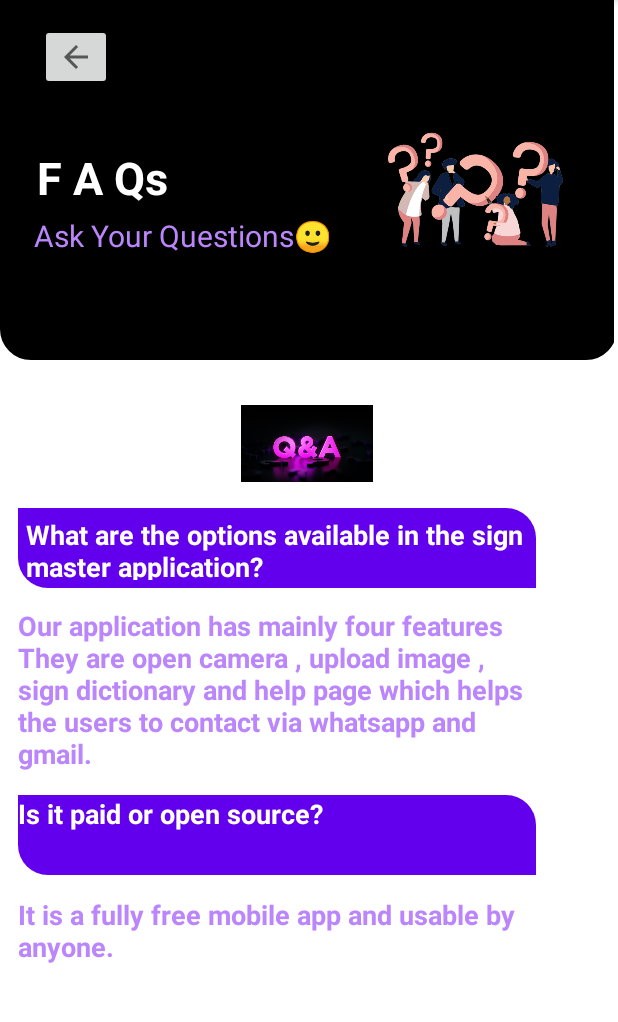
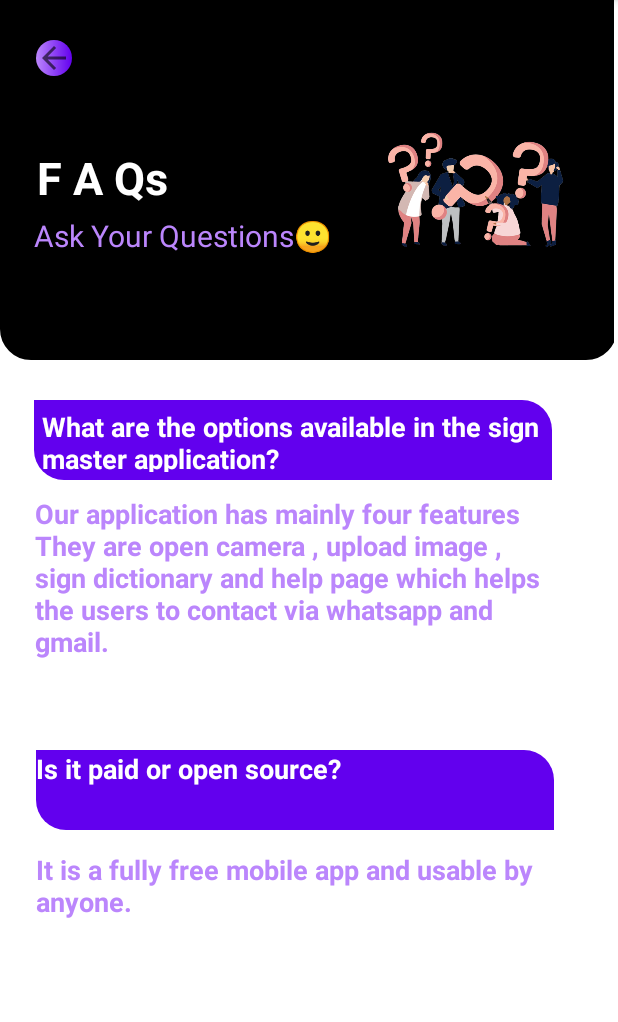
Before and after one commit to e-d-dyanfernando/PentaZen, an Android app: the FaqActivity screen opened directly, with no data from a screen before it, on a phone screen of 412 x 824 dp, the part 84-1106 px from its top. Run offline under Robolectric (Android 15) with nearby library versions, the phone set to English and light mode, and no system bars.

Commit message:
Updated all button functionalities

```diff
--- a/app/src/main/java/com/example/sign_master_v1/Dictionary_page_two.kt
+++ b/app/src/main/java/com/example/sign_master_v1/Dictionary_page_two.kt
@@ -10,7 +10,7 @@ class Dictionary_page_two : AppCompatActivity() {
         super.onCreate(savedInstanceState)
         setContentView(R.layout.activity_dictionary_page_two)
 
-        val bkBtnDic2 = findViewById<ImageButton>(R.id.bk_btn_dic2)
+        val bkBtnDic2 = findViewById<ImageButton>(R.id.bk_btn_help)
 
         bkBtnDic2.setOnClickListener {
             val dic_bkBtn2 = Intent(this, dictionary::class.java)
--- a/app/src/main/java/com/example/sign_master_v1/FaqActivity.kt
+++ b/app/src/main/java/com/example/sign_master_v1/FaqActivity.kt
@@ -10,7 +10,7 @@ class FaqActivity : AppCompatActivity() {
         super.onCreate(savedInstanceState)
         setContentView(R.layout.activity_faq)
 
-        val bkBtnFaq = findViewById<ImageButton>(R.id.bk_btn_faq)
+        val bkBtnFaq = findViewById<ImageButton>(R.id.bk_btn_dic2)
 
         bkBtnFaq.setOnClickListener {
             val FAQ_bkBtn = Intent(this, Help::class.java)
--- a/app/src/main/java/com/example/sign_master_v1/dictionary.kt
+++ b/app/src/main/java/com/example/sign_master_v1/dictionary.kt
@@ -11,7 +11,7 @@ class dictionary : AppCompatActivity() {
         super.onCreate(savedInstanceState)
         setContentView(R.layout.activity_dictionary)
 
-        val bkBtnDic = findViewById<ImageButton>(R.id.bk_btn_dic)
+        val bkBtnDic = findViewById<ImageButton>(R.id.bk_btn_help)
 
         bkBtnDic.setOnClickListener {
             val Dic_bkBtn = Intent(this, MainActivity::class.java)
--- /dev/null
+++ b/app/src/main/res/drawable/custom_button.xml
@@ -0,0 +1,7 @@
+<?xml version="1.0" encoding="utf-8"?>
+<shape
+    xmlns:android="http://schemas.android.com/apk/res/android" android:shape="oval">
+    <gradient android:startColor="@color/purple_200" android:endColor="@color/purple_500"/>
+
+
+</shape>
--- /dev/null
+++ b/app/src/main/res/drawable/custom_button_two.xml
@@ -0,0 +1,6 @@
+<?xml version="1.0" encoding="utf-8"?>
+<shape
+    xmlns:android="http://schemas.android.com/apk/res/android" android:shape="rectangle">
+    <corners android:radius="150dp"/>
+
+</shape>
--- a/app/src/main/res/layout/activity_faq.xml
+++ b/app/src/main/res/layout/activity_faq.xml
@@ -41,29 +41,29 @@
             app:layout_constraintVertical_bias="0.05"
             app:srcCompat="@drawable/faqs" />
 
+
         <TextView
             android:id="@+id/camera_output"
             android:layout_width="345dp"
             android:layout_height="53dp"
-            android:layout_marginBottom="408dp"
+            android:layout_marginBottom="480dp"
             android:background="@drawable/radius"
             android:padding="5dp"
             android:text="@string/what_are_the_options_available_in_the_sign_master_application"
+            android:textColor="@color/white"
             android:textSize="18sp"
             android:textStyle="bold"
-            android:textColor="@color/white"
             app:layout_constraintBottom_toBottomOf="parent"
             app:layout_constraintEnd_toEndOf="parent"
-            app:layout_constraintHorizontal_bias="0.185"
+            app:layout_constraintHorizontal_bias="0.359"
             app:layout_constraintStart_toStartOf="parent"
             tools:ignore="TextContrastCheck" />
 
-
         <TextView
             android:id="@+id/textView2"
-            android:layout_width="339dp"
-            android:layout_height="111dp"
-            android:layout_marginBottom="284dp"
+            android:layout_width="344dp"
+            android:layout_height="114dp"
+            android:layout_marginBottom="356dp"
             android:background="@drawable/rectangle_shape"
             android:text="@string/our_application_has_mainly_four_features_they_are_open_camera_upload_image_sign_dictionary_and_help_page_which_helps_the_users_to_contact_via_whatsapp_and_gmail"
             android:textColor="@color/purple_200"
@@ -71,7 +71,7 @@
             android:textStyle="bold"
             app:layout_constraintBottom_toBottomOf="parent"
             app:layout_constraintEnd_toEndOf="parent"
-            app:layout_constraintHorizontal_bias="0.171"
+            app:layout_constraintHorizontal_bias="0.353"
             app:layout_constraintStart_toStartOf="parent"
             tools:ignore="TextContrastCheck" />
 
@@ -86,10 +86,10 @@
             android:textStyle="bold"
             app:layout_constraintBottom_toBottomOf="parent"
             app:layout_constraintEnd_toEndOf="parent"
-            app:layout_constraintHorizontal_bias="0.187"
+            app:layout_constraintHorizontal_bias="0.375"
             app:layout_constraintStart_toStartOf="parent"
             app:layout_constraintTop_toTopOf="parent"
-            app:layout_constraintVertical_bias="0.71"
+            app:layout_constraintVertical_bias="0.67"
             tools:ignore="TextContrastCheck" />
 
         <TextView
@@ -103,23 +103,11 @@
             android:textStyle="bold"
             app:layout_constraintBottom_toBottomOf="parent"
             app:layout_constraintEnd_toEndOf="parent"
-            app:layout_constraintHorizontal_bias="0.187"
+            app:layout_constraintHorizontal_bias="0.375"
             app:layout_constraintStart_toStartOf="parent"
             app:layout_constraintTop_toTopOf="parent"
-            app:layout_constraintVertical_bias="0.8"
+            app:layout_constraintVertical_bias="0.76"
             tools:ignore="TextContrastCheck" />
-
-        <ImageView
-            android:id="@+id/imageView"
-            android:layout_width="145dp"
-            android:layout_height="51dp"
-            android:contentDescription="@string/todo"
-            app:layout_constraintBottom_toBottomOf="parent"
-            app:layout_constraintEnd_toEndOf="parent"
-            app:layout_constraintStart_toStartOf="parent"
-            app:layout_constraintTop_toTopOf="parent"
-            app:layout_constraintVertical_bias="0.361"
-            app:srcCompat="@drawable/qa" />
 
         <TextView
             android:id="@+id/help_desc"
@@ -138,16 +126,19 @@
             app:layout_constraintVertical_bias="0.189" />
 
         <ImageButton
-            android:id="@+id/bk_btn_faq"
+            android:id="@+id/bk_btn_dic2"
             android:layout_width="wrap_content"
             android:layout_height="wrap_content"
+            android:background="@drawable/custom_button"
+            android:contentDescription="@string/todo6"
             app:layout_constraintBottom_toBottomOf="parent"
             app:layout_constraintEnd_toEndOf="parent"
-            app:layout_constraintHorizontal_bias="0.074"
+            app:layout_constraintHorizontal_bias="0.062"
             app:layout_constraintStart_toStartOf="parent"
             app:layout_constraintTop_toTopOf="parent"
-            app:layout_constraintVertical_bias="0.021"
-            app:srcCompat="?attr/actionModeCloseDrawable" />
+            app:layout_constraintVertical_bias="0.034"
+            app:srcCompat="?attr/actionModeCloseDrawable"
+            tools:ignore="TouchTargetSizeCheck" />
 
         <TextView
             android:id="@+id/textView12"
--- a/app/src/main/res/layout/activity_image_upload.xml
+++ b/app/src/main/res/layout/activity_image_upload.xml
@@ -67,6 +67,7 @@
         android:id="@+id/upload_button"
         android:layout_width="wrap_content"
         android:layout_height="wrap_content"
+        android:background="@drawable/custom_button_two"
         android:text="@string/upload"
         app:layout_constraintBottom_toBottomOf="parent"
         app:layout_constraintEnd_toEndOf="parent"
@@ -106,6 +107,7 @@
         android:id="@+id/bk_btn_upload"
         android:layout_width="wrap_content"
         android:layout_height="wrap_content"
+        android:background="@drawable/custom_button"
         app:layout_constraintBottom_toBottomOf="parent"
         app:layout_constraintEnd_toEndOf="parent"
         app:layout_constraintHorizontal_bias="0.074"
--- a/app/src/main/res/layout/activity_main.xml
+++ b/app/src/main/res/layout/activity_main.xml
@@ -130,6 +130,7 @@
         android:id="@+id/bk_btn_menu"
         android:layout_width="wrap_content"
         android:layout_height="wrap_content"
+        android:background="@drawable/custom_button"
         app:layout_constraintBottom_toBottomOf="parent"
         app:layout_constraintEnd_toEndOf="parent"
         app:layout_constraintHorizontal_bias="0.088"
```
Also changed, not shown: app/src/main/res/layout/activity_camera.xml (+6 -7 lines), app/src/main/res/layout/activity_dictionary.xml (+9 -7 lines), app/src/main/res/layout/activity_dictionary_page_two.xml (+6 -6 lines), app/src/main/res/layout/activity_help.xml (+19 -17 lines).
